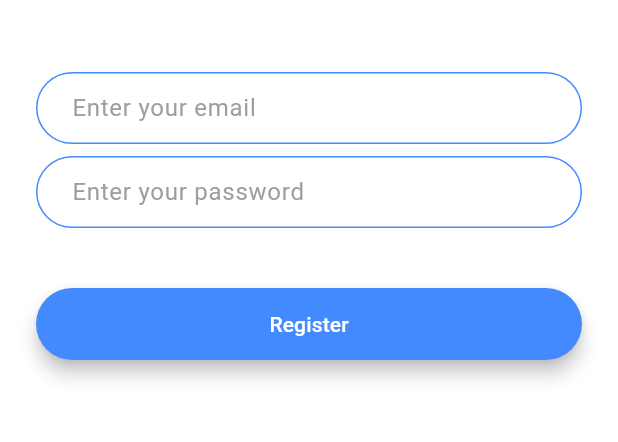
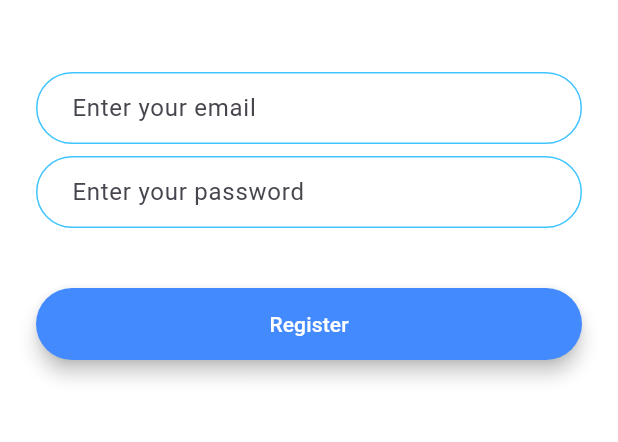
Before and after one commit to Mohanish-25/flash_chat, a Flutter app: the screen it shows after launch, after a tap on "Register", on a phone screen of 412 x 824 dp, the part 576-1018 px from its top. Run offline on Flutter 3.47's test engine with Material 3 defaults, Android fonts, the phone set to English and light mode, and no system bars; our stand-ins replace animated_text_kit.

Commit message:
Added text animation on the welcome screen and refactored the code

```diff
--- /dev/null
+++ b/lib/components/rounded_button.dart
@@ -0,0 +1,28 @@
+import 'package:flutter/material.dart';
+
+class RoundedButton extends StatelessWidget {
+  final String title;
+  final VoidCallback onPressed;
+  final Color colour;
+  RoundedButton(this.title, this.onPressed, this.colour);
+  @override
+  Widget build(BuildContext context) {
+    return Padding(
+      padding: EdgeInsets.symmetric(vertical: 16.0),
+      child: Material(
+        elevation: 5.0,
+        color: colour,
+        borderRadius: BorderRadius.circular(30.0),
+        child: MaterialButton(
+          onPressed: onPressed,
+          minWidth: 200.0,
+          height: 42.0,
+          child: Text(
+            title,
+            style: const TextStyle(color: Colors.white),
+          ),
+        ),
+      ),
+    );
+  }
+}
--- a/lib/constants.dart
+++ b/lib/constants.dart
@@ -17,3 +17,19 @@ const kMessageContainerDecoration = BoxDecoration(
     top: BorderSide(color: Colors.lightBlueAccent, width: 2.0),
   ),
 );
+
+const kTextFieldDecoration = InputDecoration(
+  hintText: 'Enter your password.',
+  contentPadding: EdgeInsets.symmetric(vertical: 10.0, horizontal: 20.0),
+  border: OutlineInputBorder(
+    borderRadius: BorderRadius.all(Radius.circular(32.0)),
+  ),
+  enabledBorder: OutlineInputBorder(
+    borderSide: BorderSide(color: Colors.lightBlueAccent, width: 1.0),
+    borderRadius: BorderRadius.all(Radius.circular(32.0)),
+  ),
+  focusedBorder: OutlineInputBorder(
+    borderSide: BorderSide(color: Colors.lightBlueAccent, width: 2.0),
+    borderRadius: BorderRadius.all(Radius.circular(32.0)),
+  ),
+);
--- a/lib/main.dart
+++ b/lib/main.dart
@@ -10,11 +10,6 @@ class FlashChat extends StatelessWidget {
   @override
   Widget build(BuildContext context) {
     return MaterialApp(
-      theme: ThemeData.dark().copyWith(
-        textTheme: const TextTheme(
-          bodyLarge: TextStyle(color: Colors.black54),
-        ),
-      ),
       initialRoute: WelcomeScreen.id,
       routes: {
         WelcomeScreen.id: (context) => WelcomeScreen(),
--- a/lib/screens/login_screen.dart
+++ b/lib/screens/login_screen.dart
@@ -1,5 +1,7 @@
 // ignore_for_file: prefer_const_constructors
 
+import 'package:flash_chat/components/rounded_button.dart';
+import 'package:flash_chat/constants.dart';
 import 'package:flutter/material.dart';
 
 class LoginScreen extends StatefulWidget {
@@ -33,26 +35,9 @@ class _LoginScreenState extends State<LoginScreen> {
                 onChanged: (value) {
                   //Do something with the user input.
                 },
-              decoration: InputDecoration(
+                decoration: kTextFieldDecoration.copyWith(
                   hintText: 'Enter your email',
-                hintStyle: TextStyle(color: Colors.grey),
-                contentPadding:
-                    EdgeInsets.symmetric(vertical: 10.0, horizontal: 20.0),
-                border: OutlineInputBorder(
-                  borderRadius: BorderRadius.all(Radius.circular(32.0)),
-                ),
-                enabledBorder: OutlineInputBorder(
-                  borderSide:
-                      BorderSide(color: Colors.lightBlueAccent, width: 1.0),
-                  borderRadius: BorderRadius.all(Radius.circular(32.0)),
-                ),
-                focusedBorder: OutlineInputBorder(
-                  borderSide:
-                      BorderSide(color: Colors.lightBlueAccent, width: 2.0),
-                  borderRadius: BorderRadius.all(Radius.circular(32.0)),
-                ),
-              ),
-            ),
+                )),
             SizedBox(
               height: 8.0,
             ),
@@ -60,47 +45,13 @@ class _LoginScreenState extends State<LoginScreen> {
                 onChanged: (value) {
                   //Do something with the user input.
                 },
-              decoration: InputDecoration(
-                hintText: 'Enter your password.',
-                hintStyle: TextStyle(color: Colors.grey),
-                contentPadding:
-                    EdgeInsets.symmetric(vertical: 10.0, horizontal: 20.0),
-                border: OutlineInputBorder(
-                  borderRadius: BorderRadius.all(Radius.circular(32.0)),
-                ),
-                enabledBorder: OutlineInputBorder(
-                  borderSide:
-                      BorderSide(color: Colors.lightBlueAccent, width: 1.0),
-                  borderRadius: BorderRadius.all(Radius.circular(32.0)),
-                ),
-                focusedBorder: OutlineInputBorder(
-                  borderSide:
-                      BorderSide(color: Colors.lightBlueAccent, width: 2.0),
-                  borderRadius: BorderRadius.all(Radius.circular(32.0)),
-                ),
-              ),
-            ),
+                decoration: kTextFieldDecoration.copyWith(
+                  hintText: 'Enter your password',
+                )),
             SizedBox(
               height: 24.0,
             ),
-            Padding(
-              padding: EdgeInsets.symmetric(vertical: 16.0),
-              child: Material(
-                color: Colors.lightBlueAccent,
-                borderRadius: BorderRadius.all(Radius.circular(30.0)),
-                elevation: 5.0,
-                child: MaterialButton(
-                  onPressed: () {
-                    //Implement login functionality.
-                  },
-                  minWidth: 200.0,
-                  height: 42.0,
-                  child: Text(
-                    'Log In',
-                  ),
-                ),
-              ),
-            ),
+            RoundedButton('Log In', () {}, Colors.lightBlueAccent),
           ],
         ),
       ),
--- a/lib/screens/registration_screen.dart
+++ b/lib/screens/registration_screen.dart
@@ -1,3 +1,5 @@
+import 'package:flash_chat/components/rounded_button.dart';
+import 'package:flash_chat/constants.dart';
 import 'package:flutter/material.dart';
 
 class RegistrationScreen extends StatefulWidget {
@@ -24,78 +26,30 @@ class _RegistrationScreenState extends State<RegistrationScreen> {
                 child: Image.asset('images/logo.png'),
               ),
             ),
-            SizedBox(
+            const SizedBox(
               height: 48.0,
             ),
             TextField(
               onChanged: (value) {
                 //Do something with the user input.
               },
-              decoration: InputDecoration(
-                hintText: 'Enter your email',
-                hintStyle: TextStyle(color: Colors.grey),
-                contentPadding:
-                    EdgeInsets.symmetric(vertical: 10.0, horizontal: 20.0),
-                border: OutlineInputBorder(
-                  borderRadius: BorderRadius.all(Radius.circular(32.0)),
-                ),
-                enabledBorder: OutlineInputBorder(
-                  borderSide: BorderSide(color: Colors.blueAccent, width: 1.0),
-                  borderRadius: BorderRadius.all(Radius.circular(32.0)),
-                ),
-                focusedBorder: OutlineInputBorder(
-                  borderSide: BorderSide(color: Colors.blueAccent, width: 2.0),
-                  borderRadius: BorderRadius.all(Radius.circular(32.0)),
-                ),
-              ),
+              decoration:
+                  kTextFieldDecoration.copyWith(hintText: 'Enter your email'),
             ),
-            SizedBox(
+            const SizedBox(
               height: 8.0,
             ),
             TextField(
               onChanged: (value) {
                 //Do something with the user input.
               },
-              decoration: InputDecoration(
-                hintText: 'Enter your password',
-                hintStyle: TextStyle(color: Colors.grey),
-                contentPadding:
-                    EdgeInsets.symmetric(vertical: 10.0, horizontal: 20.0),
-                border: OutlineInputBorder(
-                  borderRadius: BorderRadius.all(Radius.circular(32.0)),
-                ),
-                enabledBorder: OutlineInputBorder(
-                  borderSide: BorderSide(color: Colors.blueAccent, width: 1.0),
-                  borderRadius: BorderRadius.all(Radius.circular(32.0)),
-                ),
-                focusedBorder: OutlineInputBorder(
-                  borderSide: BorderSide(color: Colors.blueAccent, width: 2.0),
-                  borderRadius: BorderRadius.all(Radius.circular(32.0)),
-                ),
-              ),
+              decoration: kTextFieldDecoration.copyWith(
+                  hintText: 'Enter your password'),
             ),
-            SizedBox(
+            const SizedBox(
               height: 24.0,
             ),
-            Padding(
-              padding: EdgeInsets.symmetric(vertical: 16.0),
-              child: Material(
-                color: Colors.blueAccent,
-                borderRadius: BorderRadius.all(Radius.circular(30.0)),
-                elevation: 5.0,
-                child: MaterialButton(
-                  onPressed: () {
-                    //Implement registration functionality.
-                  },
-                  minWidth: 200.0,
-                  height: 42.0,
-                  child: Text(
-                    'Register',
-                    style: TextStyle(color: Colors.white),
-                  ),
-                ),
-              ),
-            ),
+            RoundedButton('Register', () {}, Colors.blueAccent),
           ],
         ),
       ),
--- a/lib/screens/welcome_screen.dart
+++ b/lib/screens/welcome_screen.dart
@@ -1,3 +1,5 @@
+import 'package:animated_text_kit/animated_text_kit.dart';
+import 'package:flash_chat/components/rounded_button.dart';
 import 'package:flash_chat/screens/login_screen.dart';
 import 'package:flash_chat/screens/registration_screen.dart';
 import 'package:flutter/material.dart';
@@ -53,55 +55,35 @@ class _WelcomeScreenState extends State<WelcomeScreen>
                     height: 60.0,
                   ),
                 ),
-                Text(
+                AnimatedTextKit(
+                  animatedTexts: [
+                    TypewriterAnimatedText(
                       'Flash Chat',
-                  style: TextStyle(
+                      textStyle: const TextStyle(
                         fontSize: 45.0,
                         fontWeight: FontWeight.w900,
-                    color: Colors.grey.shade800,
+                        color: Colors.black,
                       ),
+                      speed: const Duration(milliseconds: 100),
+                    ),
+                  ],
+                  totalRepeatCount: 4,
+                  pause: const Duration(milliseconds: 1000),
+                  displayFullTextOnTap: true,
                 ),
               ],
             ),
             SizedBox(
               height: 48.0,
             ),
-            Padding(
-              padding: EdgeInsets.symmetric(vertical: 16.0),
-              child: Material(
-                elevation: 5.0,
-                color: Colors.lightBlueAccent,
-                borderRadius: BorderRadius.circular(30.0),
-                child: MaterialButton(
-                  onPressed: () {
-                    Navigator.pushNamed(context, LoginScreen.id);
-                  },
-                  minWidth: 200.0,
-                  height: 42.0,
-                  child: Text(
+            RoundedButton(
                 'Log In',
-                  ),
-                ),
-              ),
-            ),
-            Padding(
-              padding: EdgeInsets.symmetric(vertical: 16.0),
-              child: Material(
-                color: Colors.blueAccent,
-                borderRadius: BorderRadius.circular(30.0),
-                elevation: 5.0,
-                child: MaterialButton(
-                  onPressed: () {
-                    Navigator.pushNamed(context, RegistrationScreen.id);
-                  },
-                  minWidth: 200.0,
-                  height: 42.0,
-                  child: Text(
+                () => Navigator.pushNamed(context, LoginScreen.id),
+                Colors.lightBlueAccent),
+            RoundedButton(
                 'Register',
-                  ),
-                ),
-              ),
-            ),
+                () => Navigator.pushNamed(context, RegistrationScreen.id),
+                Colors.blueAccent)
           ],
         ),
       ),
--- a/pubspec.yaml
+++ b/pubspec.yaml
@@ -35,6 +35,7 @@ dependencies:
   # The following adds the Cupertino Icons font to your application.
   # Use with the CupertinoIcons class for iOS style icons.
   cupertino_icons: ^1.0.2
+  animated_text_kit: ^4.2.2
 
 dev_dependencies:
   flutter_test:
```
Also changed, not shown: pubspec.lock. Lines whose indentation alone changed are shown as unchanged.
